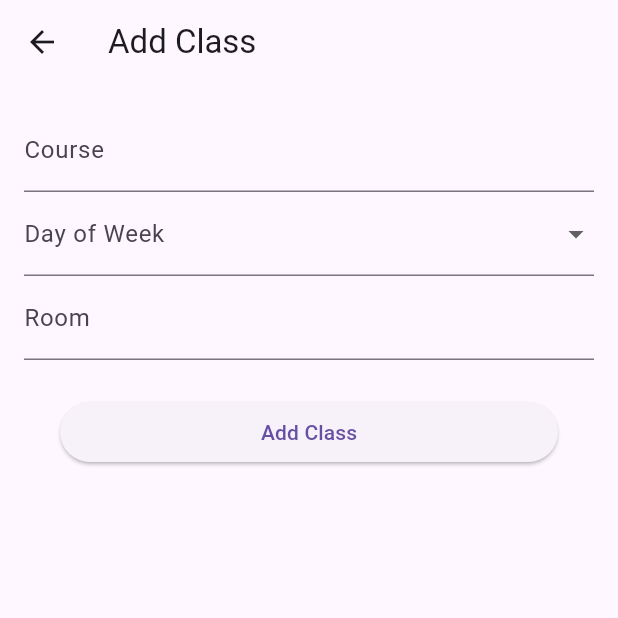
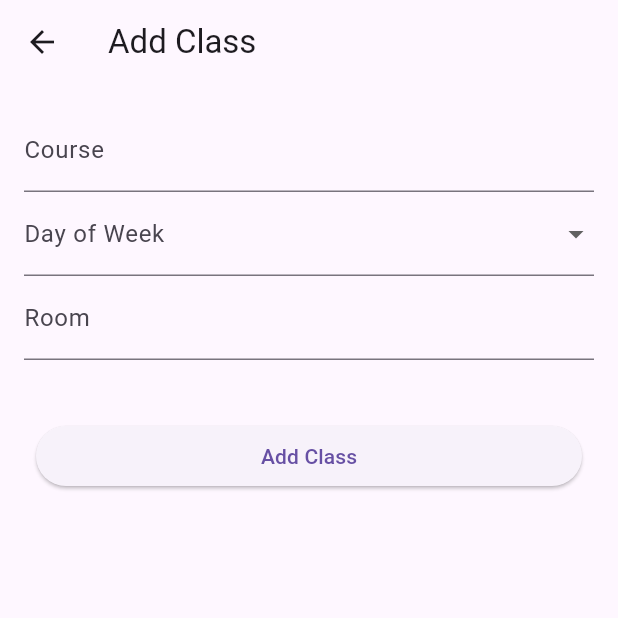
Before and after one commit to nicocrm/GradeBee, a Flutter app: the ClassAddScreen screen opened by its route, on a phone screen of 412 x 824 dp, the top half of it. Run offline on Flutter 3.47's test engine with Material 3 defaults, Android fonts, the phone set to English and light mode, and no system bars; our stand-ins replace appwrite, flutter_riverpod, freezed_annotation, go_router, riverpod_annotation; generated files the repository leaves out were written again; network calls fail.

Commit message:
student list (wip)

```diff
--- /dev/null
+++ b/lib/core/constants.dart
@@ -0,0 +1,3 @@
+import 'package:flutter/material.dart';
+
+const kDefaultPadding = EdgeInsets.all(16);
--- a/lib/features/class_list/class_add_screen.dart
+++ b/lib/features/class_list/class_add_screen.dart
@@ -14,7 +14,8 @@
   ConsumerState<ClassAddScreen> createState() => _ClassAddScreenState();
 }
 
-class _ClassAddScreenState extends ConsumerState<ClassAddScreen> with ErrorSnackbarMixin {
+class _ClassAddScreenState extends ConsumerState<ClassAddScreen>
+    with ErrorSnackbarMixin {
   final _formKey = GlobalKey<FormState>();
 
   @override
@@ -29,9 +30,7 @@
       appBar: AppBar(
         title: const Text('Add Class'),
       ),
-      body: Padding(
-        padding: const EdgeInsets.all(16.0),
-        child: Form(
+      body: Form(
         key: _formKey,
         child: Column(
           crossAxisAlignment: CrossAxisAlignment.stretch,
@@ -51,7 +50,6 @@
           ],
         ),
       ),
-      ),
     );
   }
 
--- a/lib/features/class_list/models/student.dart
+++ /dev/null
@@ -1,5 +0,0 @@
-class Student {
-  final String name;
-  final String? id;
-  Student({required this.name, this.id});
-}
--- /dev/null
+++ b/lib/features/class_list/models/student.model.dart
@@ -0,0 +1,14 @@
+import 'package:freezed_annotation/freezed_annotation.dart';
+
+part 'student.model.freezed.dart';
+part 'student.model.g.dart';
+
+@freezed
+class Student with _$Student {
+  const Student._();
+  factory Student.fromJson(Map<String, dynamic> json) => _$StudentFromJson(json);
+  factory Student({
+    required String name,
+    @Default('') String id
+  }) = _Student;
+}
--- a/lib/features/class_list/widgets/class_edit_details.dart
+++ b/lib/features/class_list/widgets/class_edit_details.dart
@@ -1,6 +1,7 @@
 import 'package:flutter/material.dart';
 import 'package:flutter_riverpod/flutter_riverpod.dart';
 
+import '../../../core/constants.dart';
 import '../vm/class_state_mixin.dart';
 import '../models/class.model.dart';
 import 'day_of_week_dropdown.dart';
@@ -15,7 +16,9 @@
   Widget build(BuildContext context, WidgetRef ref) {
     final class_ = ref.watch(classProvider);
 
-    return Column(crossAxisAlignment: CrossAxisAlignment.start, children: [
+    return Padding(
+        padding: kDefaultPadding,
+        child: Column(crossAxisAlignment: CrossAxisAlignment.start, children: [
           TextFormField(
             initialValue: class_.course,
             onChanged: vm.setCourse,
@@ -29,7 +32,8 @@
               return null;
             },
           ),
-      DayOfWeekDropdown(value: class_.dayOfWeek, onChanged: vm.setDayOfWeek),
+          DayOfWeekDropdown(
+              value: class_.dayOfWeek, onChanged: vm.setDayOfWeek),
           TextFormField(
             initialValue: class_.room,
             onChanged: vm.setRoom,
@@ -43,6 +47,6 @@
               return null;
             },
           ),
-    ]);
+        ]));
   }
 }
--- a/pubspec.yaml
+++ b/pubspec.yaml
@@ -22,6 +22,7 @@
   flutter_dotenv: ^5.2.1
   appwrite: 13.0.0
   freezed_annotation: ^2.4.4
+  json_serializable: ^6.9.0
 
 dev_dependencies:
   flutter_test:
```
Also changed, not shown: lib/features/class_list/class_details_screen.dart (+66 -15 lines), lib/features/class_list/models/class.model.dart (+3 -17 lines), lib/features/class_list/vm/class_details_vm.dart (+11 -5 lines), lib/features/class_list/widgets/notes_list.dart (+10 -2 lines), lib/features/class_list/widgets/student_list.dart (+51 -3 lines), pubspec.lock. Lines whose indentation alone changed are shown as unchanged.
